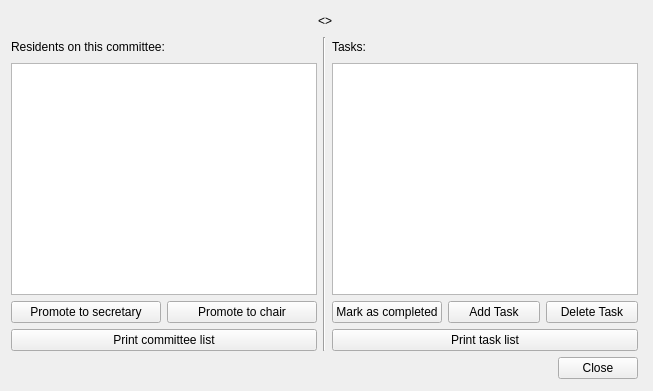
Before: the Qt Designer form src/view/CommitteeInformation.ui in RachelSugar/cooper, drawn with Qt 5.
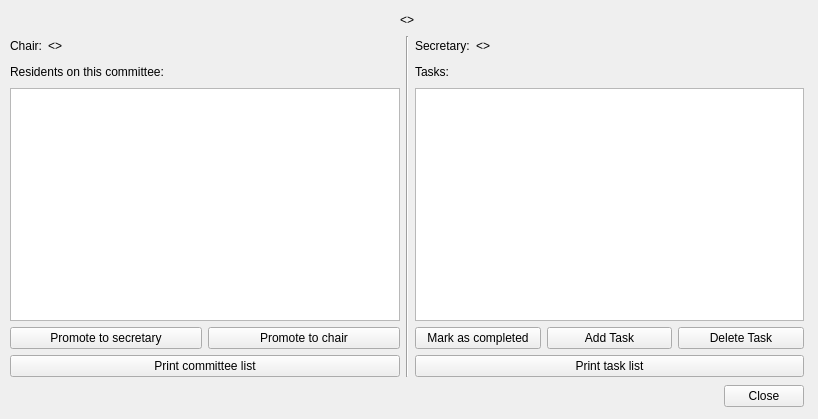
After: the same form once the commit is applied.

Diff of the .ui file:
```diff
--- a/src/view/CommitteeInformation.ui
+++ b/src/view/CommitteeInformation.ui
@@ -5,23 +5,23 @@
    <rect>
     <x>0</x>
     <y>0</y>
-    <width>653</width>
-    <height>391</height>
+    <width>818</width>
+    <height>419</height>
    </rect>
   </property>
   <property name="windowTitle" >
    <string>Committee Information</string>
   </property>
-  <widget class="QWidget" name="layoutWidget" >
+  <widget class="QWidget" name="" >
    <property name="geometry" >
     <rect>
-     <x>11</x>
-     <y>11</y>
-     <width>627</width>
-     <height>368</height>
+     <x>10</x>
+     <y>10</y>
+     <width>794</width>
+     <height>399</height>
     </rect>
    </property>
-   <layout class="QVBoxLayout" name="verticalLayout_5" >
+   <layout class="QVBoxLayout" name="verticalLayout_7" >
     <item>
      <layout class="QHBoxLayout" name="horizontalLayout_7" >
       <item>
@@ -60,8 +60,45 @@
      </layout>
     </item>
     <item>
+     <layout class="QHBoxLayout" name="horizontalLayout_11" >
+      <item>
+       <layout class="QVBoxLayout" name="verticalLayout_5" >
+        <item>
      <layout class="QHBoxLayout" name="horizontalLayout_6" >
       <item>
+           <layout class="QHBoxLayout" name="horizontalLayout_8" >
+            <item>
+             <widget class="QLabel" name="label" >
+              <property name="text" >
+               <string>Chair:</string>
+              </property>
+             </widget>
+            </item>
+            <item>
+             <widget class="QLabel" name="label_3" >
+              <property name="text" >
+               <string>&lt;&lt;CHAIR NAME>></string>
+              </property>
+             </widget>
+            </item>
+           </layout>
+          </item>
+          <item>
+           <spacer name="horizontalSpacer_3" >
+            <property name="orientation" >
+             <enum>Qt::Horizontal</enum>
+            </property>
+            <property name="sizeHint" stdset="0" >
+             <size>
+              <width>40</width>
+              <height>20</height>
+             </size>
+            </property>
+           </spacer>
+          </item>
+         </layout>
+        </item>
+        <item>
        <layout class="QVBoxLayout" name="verticalLayout_3" >
         <item>
          <layout class="QVBoxLayout" name="verticalLayout" >
@@ -125,6 +162,8 @@
         </item>
        </layout>
       </item>
+       </layout>
+      </item>
       <item>
        <widget class="Line" name="dividingLine" >
         <property name="orientation" >
@@ -133,6 +172,43 @@
        </widget>
       </item>
       <item>
+       <layout class="QVBoxLayout" name="verticalLayout_6" >
+        <item>
+         <layout class="QHBoxLayout" name="horizontalLayout_10" >
+          <item>
+           <layout class="QHBoxLayout" name="horizontalLayout_9" >
+            <item>
+             <widget class="QLabel" name="label_2" >
+              <property name="text" >
+               <string>Secretary:</string>
+              </property>
+             </widget>
+            </item>
+            <item>
+             <widget class="QLabel" name="label_4" >
+              <property name="text" >
+               <string>&lt;&lt;SECRETARY NAME>></string>
+              </property>
+             </widget>
+            </item>
+           </layout>
+          </item>
+          <item>
+           <spacer name="horizontalSpacer_4" >
+            <property name="orientation" >
+             <enum>Qt::Horizontal</enum>
+            </property>
+            <property name="sizeHint" stdset="0" >
+             <size>
+              <width>40</width>
+              <height>20</height>
+             </size>
+            </property>
+           </spacer>
+          </item>
+         </layout>
+        </item>
+        <item>
        <layout class="QVBoxLayout" name="verticalLayout_4" >
         <item>
          <layout class="QVBoxLayout" name="verticalLayout_2" >
@@ -205,6 +281,8 @@
       </item>
      </layout>
     </item>
+     </layout>
+    </item>
     <item>
      <layout class="QHBoxLayout" name="horizontalLayout_5" >
       <item>
@@ -214,8 +292,8 @@
         </property>
         <property name="sizeHint" stdset="0" >
          <size>
-          <width>40</width>
-          <height>20</height>
+          <width>535</width>
+          <height>26</height>
          </size>
         </property>
        </spacer>
```
Left out of the diff: 8 changed lines with no effect on the pictures. Lines whose indentation alone changed are shown as unchanged.
